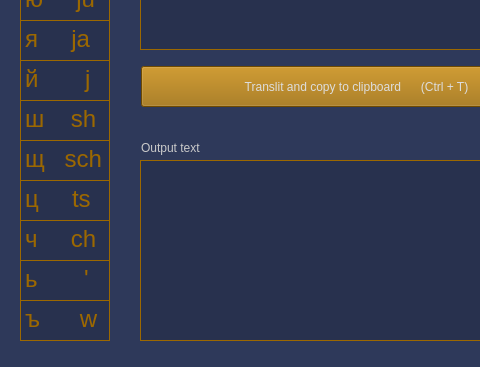
First picture: the form in ui/ui_Il_Translit.ui, repository il721/il_translit, before the edit; both pictures show x 0 to 480 and y 160 to 527 of the 810 by 527 pixel window.
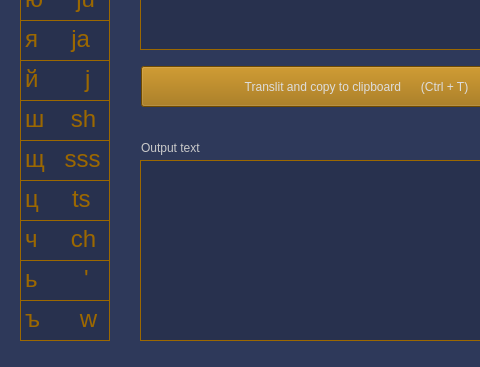
Second picture: the form after the edit. Icons and pictures are not drawn.

```diff
--- a/ui/ui_Il_Translit.ui
+++ b/ui/ui_Il_Translit.ui
@@ -361,7 +361,7 @@
 li.unchecked::marker { content: &quot;\2610&quot;; }
 li.checked::marker { content: &quot;\2612&quot;; }
 &lt;/style&gt;&lt;/head&gt;&lt;body style=&quot; font-family:'Tahoma'; font-size:18pt; font-weight:400; font-style:normal;&quot;&gt;
-&lt;p style=&quot; margin-top:0px; margin-bottom:0px; margin-left:0px; margin-right:0px; -qt-block-indent:0; text-indent:0px;&quot;&gt;щ   sch&lt;/p&gt;&lt;/body&gt;&lt;/html&gt;</string>
+&lt;p style=&quot; margin-top:0px; margin-bottom:0px; margin-left:0px; margin-right:0px; -qt-block-indent:0; text-indent:0px;&quot;&gt;щ   sss&lt;/p&gt;&lt;/body&gt;&lt;/html&gt;</string>
     </property>
    </widget>
    <widget class="QLabel" name="label_2">
```
Left out of the diff: 6 changed lines with no effect on the pictures.
